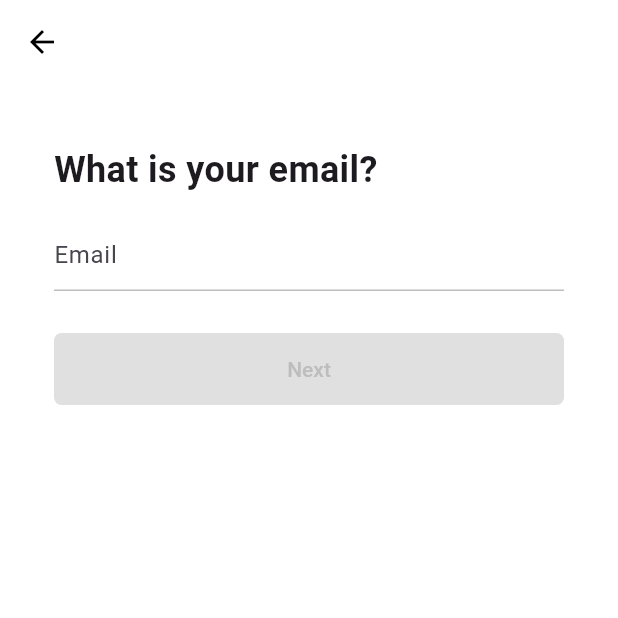
After one commit to novellus1013/tiktok_clone, a Flutter app: the EmailScreen screen opened directly, on a phone screen of 412 x 824 dp, the top half of it. The commit adds this screen. Run offline on Flutter 3.47's test engine with Material 3 defaults, Android fonts, the phone set to English and light mode, and no system bars; our stand-ins replace font_awesome_flutter.

Commit message:
add EmailScreen

```diff
--- /dev/null
+++ b/lib/features/authentication/email_screen.dart
@@ -0,0 +1,125 @@
+import 'package:flutter/material.dart';
+import 'package:flutter/widgets.dart';
+import 'package:tiktok_clone/constants/gaps.dart';
+import 'package:tiktok_clone/constants/sizes.dart';
+import 'package:tiktok_clone/features/authentication/password_screen.dart';
+import 'package:tiktok_clone/features/authentication/widgets/form_button.dart';
+
+class EmailScreen extends StatefulWidget {
+  const EmailScreen({super.key});
+
+  @override
+  State<EmailScreen> createState() => _EmailScreenState();
+}
+
+class _EmailScreenState extends State<EmailScreen> {
+  final TextEditingController _emailController = TextEditingController();
+
+  String _email = "";
+
+  //State의 super 먼저 호출하고, 그 후에 event listen.
+  @override
+  void initState() {
+    super.initState();
+
+    _emailController.addListener(() {
+      setState(() {
+        _email = _emailController.text;
+      });
+    });
+  }
+
+  //event dispose 하고 super.dispose() 호출.
+  @override
+  void dispose() {
+    _emailController.dispose();
+    super.dispose();
+  }
+
+  String? _isEmailValid() {
+    if (_email.isEmpty) return null;
+
+    final regExp = RegExp(
+        r"^[a-zA-Z0-9.a-zA-Z0-9.!#$%&'*+-/=?^_`{|}~]+@[a-zA-Z0-9]+\.[a-zA-Z]+");
+
+    if (!regExp.hasMatch(_email)) {
+      return "Nat Valid";
+    }
+    return null;
+  }
+
+  void _onScaffoldTap() {
+    FocusScope.of(context).unfocus();
+  }
+
+  void _onSubmit() {
+    if (_email.isEmpty || _isEmailValid() != null) return;
+    Navigator.push(
+      context,
+      MaterialPageRoute(
+        builder: (context) => const PasswordScreen(),
+      ),
+    );
+  }
+
+  @override
+  Widget build(BuildContext context) {
+    return GestureDetector(
+      onTap: _onScaffoldTap,
+      child: Scaffold(
+        appBar: AppBar(
+          title: const Text(
+            'Sign Up',
+          ),
+        ),
+        body: Padding(
+          padding: const EdgeInsets.symmetric(
+            horizontal: Sizes.size36,
+          ),
+          child: Column(
+            crossAxisAlignment: CrossAxisAlignment.start,
+            children: [
+              Gaps.v40,
+              const Text(
+                "What is your email?",
+                style: TextStyle(
+                  fontSize: Sizes.size24,
+                  fontWeight: FontWeight.w700,
+                ),
+              ),
+              Gaps.v16,
+              TextField(
+                controller: _emailController,
+                //onSubmitted => onEditingComplete처럼 키보드로 제출하지만, value 값을 모를 때 사용.
+                onEditingComplete: _onSubmit,
+                keyboardType: TextInputType.emailAddress,
+                autocorrect: false,
+                decoration: InputDecoration(
+                  hintText: "Email",
+                  errorText: _isEmailValid(),
+                  enabledBorder: UnderlineInputBorder(
+                    borderSide: BorderSide(
+                      color: Colors.grey.shade400,
+                    ),
+                  ),
+                  focusedBorder: UnderlineInputBorder(
+                    borderSide: BorderSide(
+                      color: Colors.grey.shade400,
+                    ),
+                  ),
+                ),
+                cursorColor: Theme.of(context).primaryColor,
+              ),
+              Gaps.v28,
+              GestureDetector(
+                onTap: _onSubmit,
+                child: FormButton(
+                    disabled: _email.isEmpty || _isEmailValid() != null),
+              ),
+            ],
+          ),
+        ),
+      ),
+    );
+  }
+}
```
Also changed, not shown: lib/features/authentication/password_screen.dart (added, +14 -0 lines), lib/features/authentication/username_screen.dart (+12 -1 lines).
